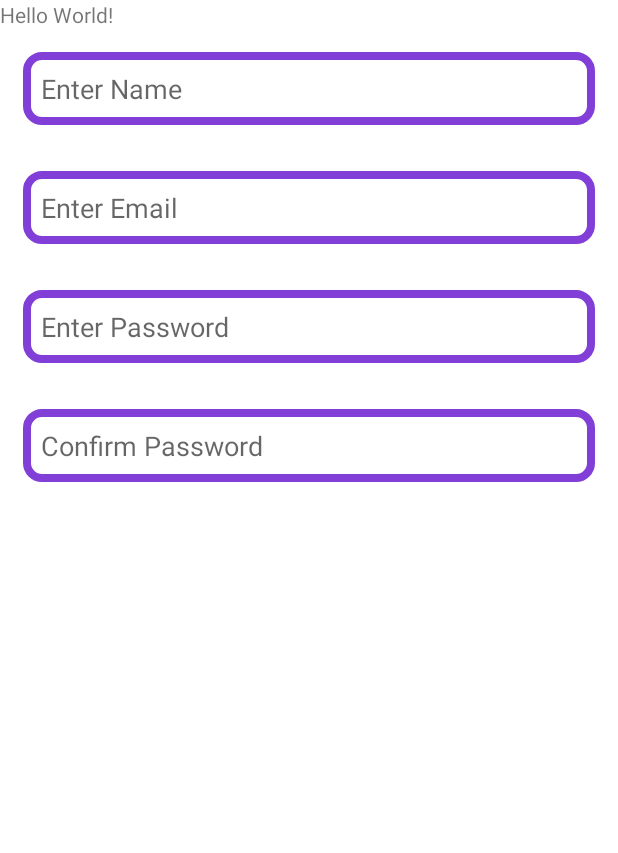
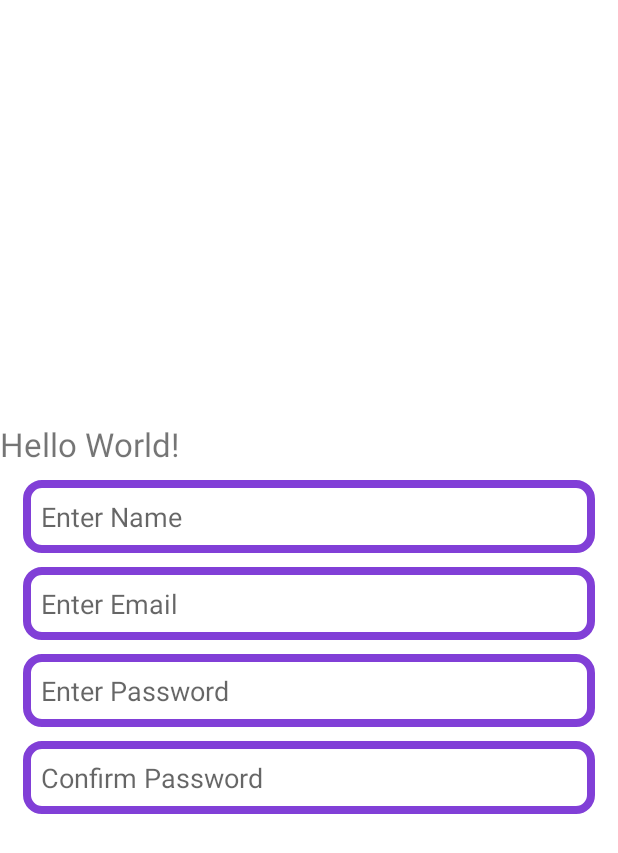
Before and after one commit to prodeveloper03/firechat, an Android app: the screen it shows after launch (SignUpActivity), on a phone screen of 412 x 824 dp. Shown: the top 853 px of the screen. Run offline under Robolectric (Android 15) with nearby library versions, the phone set to English and light mode, and no system bars.

Commit message:
Update last commit

```diff
--- a/app/src/main/res/layout/activity_sign_up.xml
+++ b/app/src/main/res/layout/activity_sign_up.xml
@@ -5,27 +5,28 @@
     android:layout_width="match_parent"
     android:layout_height="match_parent"
     android:orientation="vertical"
+    android:gravity="center"
     tools:context=".SignUpActivity">
 
     <TextView
-        android:layout_width="wrap_content"
+        android:layout_width="match_parent"
         android:layout_height="wrap_content"
         android:text="Hello World!"
+        android:textSize="22sp"
         app:layout_constraintBottom_toBottomOf="parent"
         app:layout_constraintLeft_toLeftOf="parent"
         app:layout_constraintRight_toRightOf="parent"
         app:layout_constraintTop_toTopOf="parent" />
 
-    <LinearLayout
-        android:layout_width="match_parent"
-        android:layout_height="wrap_content"
-        android:orientation="vertical">
+
 
         <EditText
             android:id="@+id/etEmail"
             android:layout_width="match_parent"
             android:layout_height="wrap_content"
-            android:layout_margin="15dp"
+            android:layout_marginStart="15dp"
+            android:layout_marginEnd="15dp"
+            android:layout_marginTop="9dp"
             android:padding="12dp"
             android:textColor="@color/colorText"
             android:background="@drawable/editext_bg"
@@ -35,7 +36,9 @@
             android:id="@+id/etPassword"
             android:layout_width="match_parent"
             android:layout_height="wrap_content"
-            android:layout_margin="15dp"
+            android:layout_marginStart="15dp"
+            android:layout_marginEnd="15dp"
+            android:layout_marginTop="9dp"
             android:padding="12dp"
             android:textColor="@color/colorText"
             android:background="@drawable/editext_bg"
@@ -45,7 +48,9 @@
             android:id="@+id/etConfirmPass"
             android:layout_width="match_parent"
             android:layout_height="wrap_content"
-            android:layout_margin="15dp"
+            android:layout_marginStart="15dp"
+            android:layout_marginEnd="15dp"
+            android:layout_marginTop="9dp"
             android:padding="12dp"
             android:textColor="@color/colorText"
             android:background="@drawable/editext_bg"
@@ -55,7 +60,9 @@
             android:id="@+id/etName"
             android:layout_width="match_parent"
             android:layout_height="wrap_content"
-            android:layout_margin="15dp"
+            android:layout_marginStart="15dp"
+            android:layout_marginEnd="15dp"
+            android:layout_marginTop="9dp"
             android:padding="12dp"
             android:textColor="@color/colorText"
             android:background="@drawable/editext_bg"
@@ -63,7 +70,7 @@
 
 
 
-    </LinearLayout>
+
 
 
 
```
